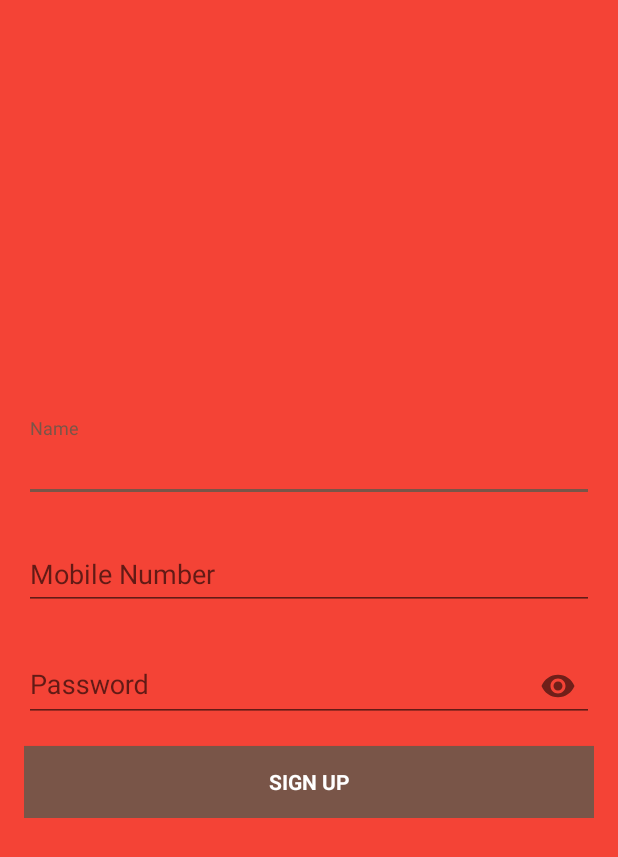
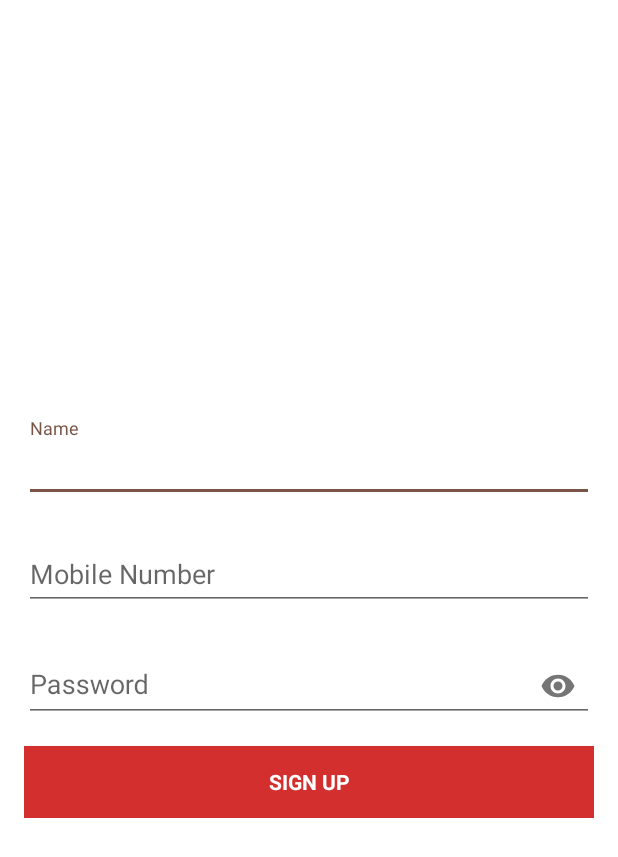
Before and after one commit to DevipriyaSarkar/Damsel-In-Distress, an Android app: the RegisterActivity screen opened directly, with no data from a screen before it, on a phone screen of 412 x 824 dp. Shown: the top 857 px of the screen. Run offline under Robolectric (Android 15) with nearby library versions, the light colour scheme and no system bars; our stand-ins replace Firebase (no records; nobody signed in at launch, a user with empty details on screens opened directly), Volley.

Commit message:
style: color scheme changed in splash, login and register activity

```diff
--- a/app/src/main/res/layout/activity_register.xml
+++ b/app/src/main/res/layout/activity_register.xml
@@ -4,7 +4,7 @@
     android:layout_height="match_parent"
     xmlns:app="http://schemas.android.com/apk/res-auto"
     android:gravity="center"
-    android:background="@color/colorPrimary"
+    android:background="@android:color/white"
     android:paddingBottom="@dimen/activity_vertical_margin"
     android:paddingLeft="@dimen/activity_horizontal_margin"
     android:paddingRight="@dimen/activity_horizontal_margin"
@@ -41,7 +41,7 @@
                     android:id="@+id/name"
                     android:layout_width="match_parent"
                     android:layout_height="wrap_content"
-                    android:textColor="@android:color/white"
+                    android:textColor="@color/colorAccent"
                     android:hint="@string/prompt_name"
                     android:inputType="textPersonName"
                     android:maxLines="1" />
@@ -58,7 +58,7 @@
                     android:layout_width="match_parent"
                     android:layout_height="wrap_content"
                     android:hint="@string/prompt_phone"
-                    android:textColor="@android:color/white"
+                    android:textColor="@color/colorAccent"
                     android:inputType="phone"
                     android:maxLines="1" />
 
@@ -75,7 +75,7 @@
                     android:layout_width="match_parent"
                     android:layout_height="wrap_content"
                     android:hint="@string/prompt_password"
-                    android:textColor="@android:color/white"
+                    android:textColor="@color/colorAccent"
                     android:imeActionId="@+id/login"
                     android:imeActionLabel="@string/action_sign_in"
                     android:imeOptions="actionUnspecified"
@@ -92,7 +92,7 @@
                 android:layout_marginTop="@dimen/login_widget_margin"
                 android:text="@string/action_sign_up"
                 android:textStyle="bold"
-                android:background="@color/colorAccent"
+                android:background="@color/colorPrimaryDark"
                 android:textColor="@android:color/white" />
 
         </LinearLayout>
--- a/app/src/main/res/layout/content_emergency_contacts.xml
+++ b/app/src/main/res/layout/content_emergency_contacts.xml
@@ -4,7 +4,6 @@
     xmlns:tools="http://schemas.android.com/tools"
     android:layout_width="match_parent"
     android:layout_height="match_parent"
-    android:background="@android:color/white"
     android:paddingBottom="@dimen/activity_vertical_margin"
     android:paddingLeft="@dimen/activity_horizontal_margin"
     android:paddingRight="@dimen/activity_horizontal_margin"
--- a/app/src/main/res/layout/single_contact_row.xml
+++ b/app/src/main/res/layout/single_contact_row.xml
@@ -1,8 +1,10 @@
 <?xml version="1.0" encoding="utf-8"?>
-<android.support.v7.widget.CardView xmlns:android="http://schemas.android.com/apk/res/android"
+<android.support.v7.widget.CardView
+    xmlns:android="http://schemas.android.com/apk/res/android"
+    xmlns:app="http://schemas.android.com/apk/res-auto"
     android:layout_width="match_parent"
     android:layout_height="wrap_content"
-    android:background="@color/cardBackground"
+    app:cardBackgroundColor="@color/colorAccentLight"
     android:layout_margin="@dimen/card_padding">
 
     <LinearLayout
--- a/app/src/main/res/values/colors.xml
+++ b/app/src/main/res/values/colors.xml
@@ -2,7 +2,8 @@
 <resources>
     <color name="colorPrimary">#F44336</color>
     <color name="colorPrimaryDark">#D32F2F</color>
-    <color name="colorPrimaryLight">#FFCDD2</color>
+    <color name="colorPrimaryLight">#ffcdd2</color>
     <color name="colorAccent">#795548</color>
+    <color name="colorAccentLight">#d7ccc8</color>
     <color name="cardBackground">#FAFAFA</color>
 </resources>
--- a/app/src/main/res/values/strings.xml
+++ b/app/src/main/res/values/strings.xml
@@ -2,7 +2,7 @@
     <string name="app_name">Damsel in Distress</string>
     <string name="panic_release">Panic Release</string>
     <string name="splash_logo_content_desc">Damsel In Distress Logo</string>
-    <string name="welcome_text">Welcome to Damsel In Distress</string>
+    <string name="welcome_text">Be safe with Damsel in Distress</string>
 
     <string name="navigation_drawer_open">Open navigation drawer</string>
     <string name="navigation_drawer_close">Close navigation drawer</string>
--- a/app/src/main/res/values/styles.xml
+++ b/app/src/main/res/values/styles.xml
@@ -2,13 +2,6 @@
 
     <!-- Base application theme. -->
     <style name="AppTheme" parent="Theme.AppCompat.Light.DarkActionBar">
-        <!-- Customize your theme here. -->
-        <item name="colorPrimary">@color/colorPrimary</item>
-        <item name="colorPrimaryDark">@color/colorPrimaryDark</item>
-        <item name="colorAccent">@color/colorAccent</item>
-    </style>
-
-    <style name="Meow" parent="Theme.AppCompat">
         <!-- Customize your theme here. -->
         <item name="colorPrimary">@color/colorPrimary</item>
         <item name="colorPrimaryDark">@color/colorPrimaryDark</item>
```
Also changed, not shown: app/src/main/res/layout/activity_login.xml (+5 -5 lines), app/src/main/res/layout/activity_splash.xml (+5 -3 lines), app/src/main/res/mipmap-hdpi/ic_launcher.png, app/src/main/res/mipmap-hdpi/ic_launcher_transparent.png (added), app/src/main/res/mipmap-mdpi/ic_launcher.png, app/src/main/res/mipmap-mdpi/ic_launcher_transparent.png (added), app/src/main/res/mipmap-xhdpi/ic_launcher.png, app/src/main/res/mipmap-xhdpi/ic_launcher_transparent.png (added), app/src/main/res/mipmap-xxhdpi/ic_launcher.png, app/src/main/res/mipmap-xxhdpi/ic_launcher_transparent.png (added), app/src/main/res/mipmap-xxxhdpi/ic_launcher.png, app/src/main/res/mipmap-xxxhdpi/ic_launcher_transparent.png (added).
